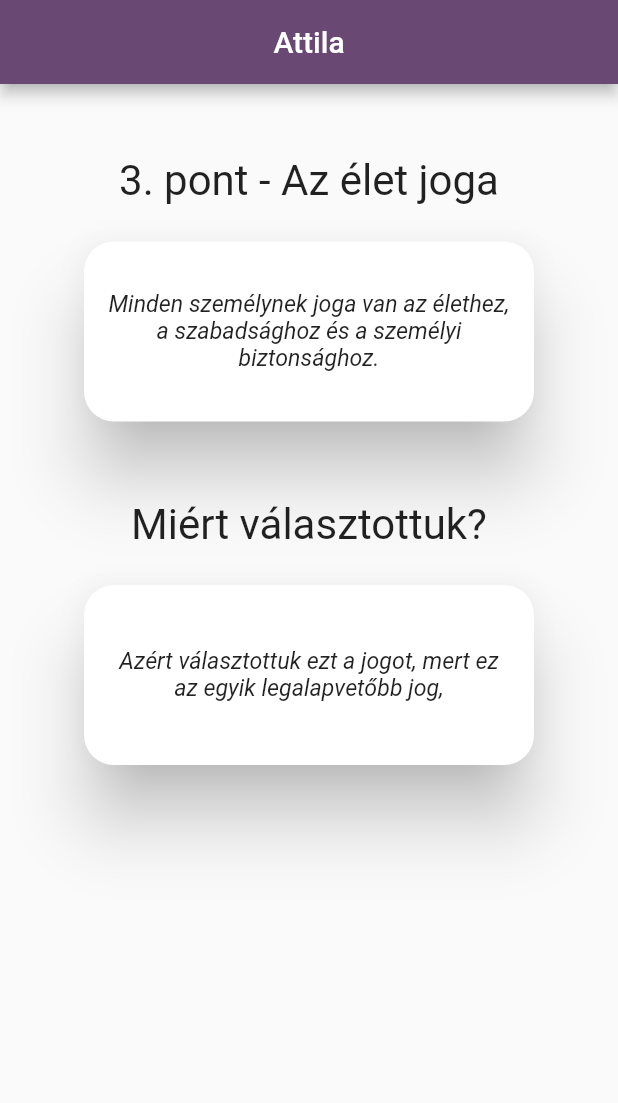
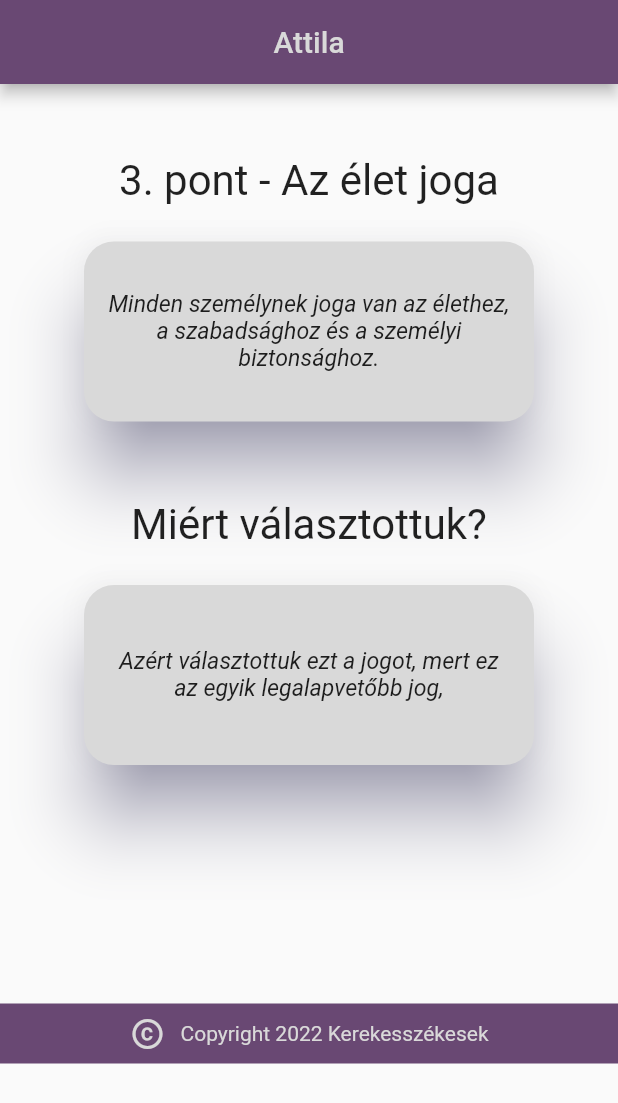
Before and after one commit to SzokolAttila/Kerekesszekesek-1esProject, a Flutter app: the screen it shows after launch, on a phone screen of 412 x 824 dp. Shown: the top 1103 px of the screen. Run offline on Flutter 3.47's test engine with Material 2 defaults, Android fonts, the phone set to English and light mode, and no system bars.

Commit message:
creating footer design

```diff
--- a/SidePages/lib/screens/third_point.dart
+++ b/SidePages/lib/screens/third_point.dart
@@ -7,7 +7,10 @@ class ThirdPoint extends StatelessWidget {
       appBar: AppBar(
         backgroundColor: Color(0xff694873),
         centerTitle: true,
-        title: const Text('Attila'),
+        title: const Text('Attila',
+          style: TextStyle(color: Color(0xffd9d9d9)),
+        ),
+
       ),
       body: SafeArea(
       child: Container(
@@ -27,6 +30,7 @@ class ThirdPoint extends StatelessWidget {
                 padding: EdgeInsets.only(bottom: 20),
               ),
               Card(
+                color: Color(0xffD9D9D9),
                 child: SizedBox(
                   width: 300,
                   height: 120,
@@ -43,7 +47,7 @@ class ThirdPoint extends StatelessWidget {
                 ),
               ),
                 elevation: 20,
-                shadowColor: Colors.black,
+                shadowColor: Color(0xff7F7CAF),
                 shape: RoundedRectangleBorder(borderRadius: BorderRadius.circular(20)),
               ),
               Padding(padding: EdgeInsets.symmetric(
@@ -59,6 +63,7 @@ class ThirdPoint extends StatelessWidget {
                 padding: EdgeInsets.only(bottom: 20),
               ),
               Card(
+                color: Color(0xffD9D9D9),
                 child: SizedBox(
                   width: 300,
                   height: 120,
@@ -75,8 +80,38 @@ class ThirdPoint extends StatelessWidget {
                   ),
                 ),
                 elevation: 20,
-                shadowColor: Colors.black,
+                shadowColor: Color(0xff7F7CAF),
                 shape: RoundedRectangleBorder(borderRadius: BorderRadius.circular(20)),
+              ),
+              Padding(padding: EdgeInsets.only(
+                top: 155
+                ),
+              ),
+              Container(
+                width: double.infinity,
+                  height: 40,
+                  color: Color(0xff694873),
+                  child: Center(
+                    child: Row(
+                      mainAxisAlignment: MainAxisAlignment.center,
+                      children: [
+                      Icon(
+                        color: Color(0xffd9d9d9),
+                        IconData(0xe198, fontFamily: 'MaterialIcons')
+                      ),
+                      Padding(
+                        padding: EdgeInsets.only(
+                          right: 10
+                        ),
+                      ),
+                      Text(
+                      "Copyright 2022 Kerekesszékesek",
+                      textAlign: TextAlign.center,
+                      style: TextStyle(color: Color(0xffD9d9d9)),
+                      ),
+                      ]
+                    )
+                  )
               )
             ],
           ),
```
